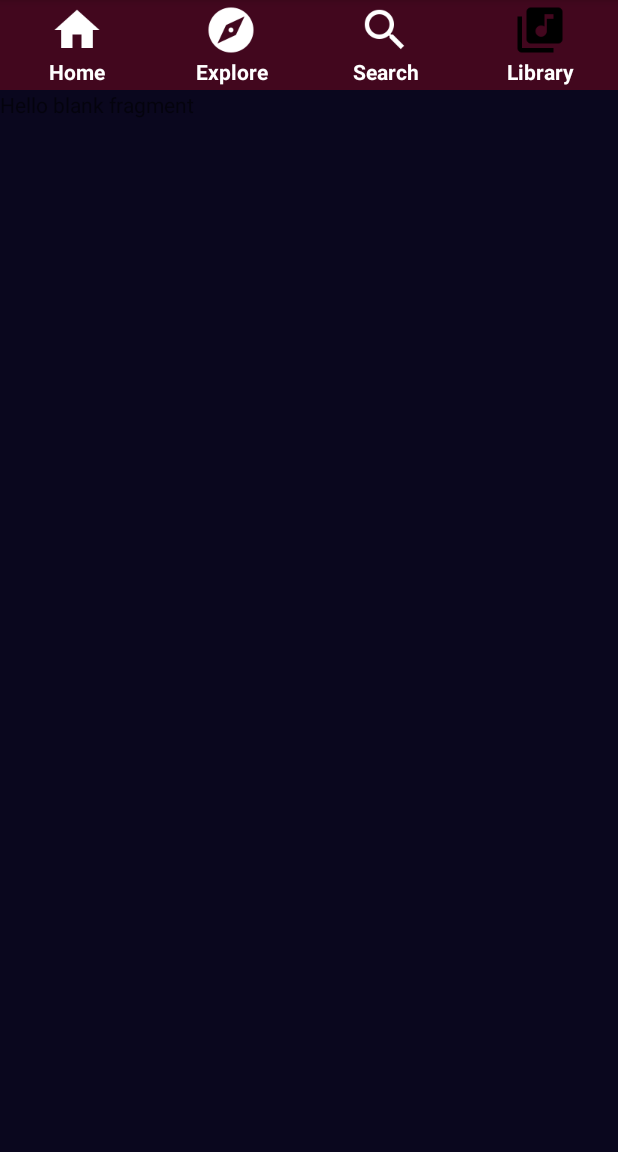
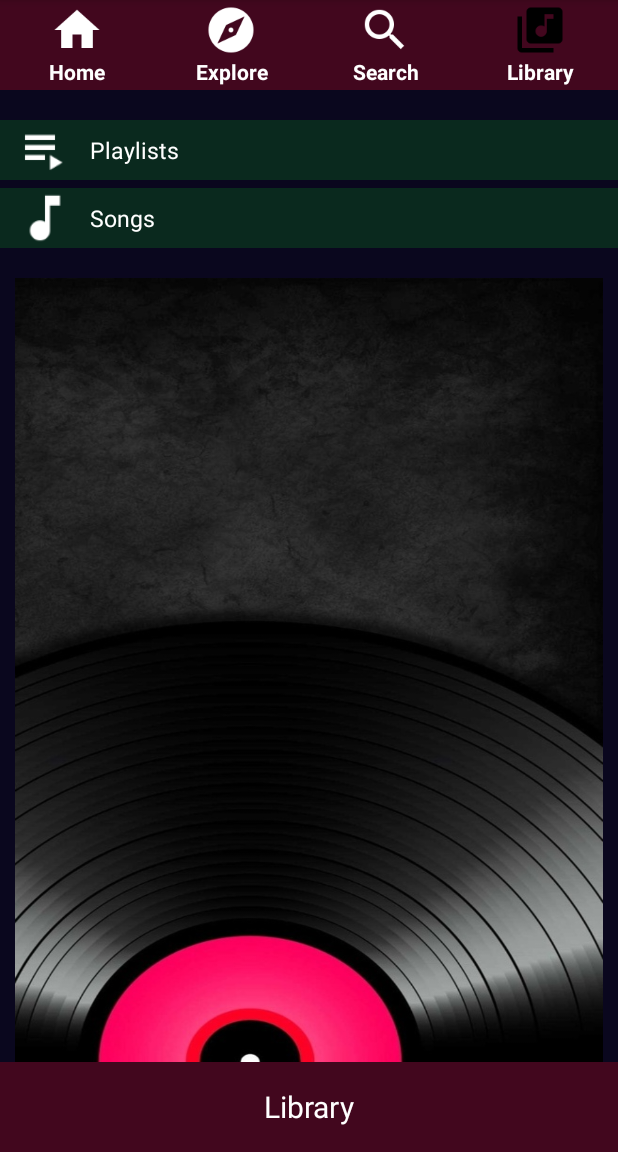
Before and after one commit to Kurosaki12a1/MusicAndroidProject, an Android app: the MainScreenActivity screen opened directly, with no data from a screen before it, tab 4 chosen, on a phone screen of 412 x 824 dp, the part 84-1236 px from its top. Run offline under Robolectric (Android 15) with nearby library versions, the phone set to English and light mode, and no system bars.

Commit message:
Add status bar and UI for Library fragment

```diff
--- a/MusicAndroid/app/src/main/java/com/bku/musicandroid/LibraryFragment.java
+++ b/MusicAndroid/app/src/main/java/com/bku/musicandroid/LibraryFragment.java
@@ -1,12 +1,17 @@
 package com.bku.musicandroid;
 
+import android.annotation.SuppressLint;
 import android.content.Context;
 import android.net.Uri;
 import android.os.Bundle;
+import android.support.annotation.Nullable;
 import android.support.v4.app.Fragment;
 import android.view.LayoutInflater;
+import android.view.MotionEvent;
 import android.view.View;
 import android.view.ViewGroup;
+import android.widget.ImageView;
+import android.widget.LinearLayout;
 import android.widget.TextView;
 
 /**
@@ -32,6 +37,13 @@ public class LibraryFragment extends Fragment {
     private String mParam2;
 
     private OnFragmentInteractionListener mListener;
+
+    private LinearLayout layoutPlaylists;
+    private LinearLayout layoutSongs;
+    private ImageView imgPlaylists;
+    private ImageView imgSongs;
+    private TextView txtPlaylists;
+    private TextView txtSongs;
 
     public LibraryFragment() {
         // Required empty public constructor
@@ -67,9 +79,7 @@ public class LibraryFragment extends Fragment {
     @Override
     public View onCreateView(LayoutInflater inflater, ViewGroup container,
                              Bundle savedInstanceState) {
-        TextView textView = new TextView(getActivity());
-        textView.setText(R.string.hello_blank_fragment);
-        return textView;
+        return inflater.inflate(R.layout.fragment_library, container, false);
     }
 
     // TODO: Rename method, update argument and hook method into UI event
@@ -96,6 +106,14 @@ public class LibraryFragment extends Fragment {
         mListener = null;
     }
 
+    @SuppressLint("ClickableViewAccessibility")
+    @Override
+    public void onViewCreated(View view, @Nullable Bundle savedInstanceState) {
+        bindViews();
+
+        super.onViewCreated(view, savedInstanceState);
+    }
+
     /**
      * This interface must be implemented by activities that contain this
      * fragment to allow an interaction in this fragment to be communicated
@@ -110,4 +128,19 @@ public class LibraryFragment extends Fragment {
         // TODO: Update argument type and name
         void onFragmentInteraction(Uri uri);
     }
+
+    /**
+     * Function: bindViews
+     * Created by: SonPhan 25/3/2018
+     * Purpose: Bind views to variables
+     * Description:
+     */
+    private void bindViews(){
+        layoutPlaylists = getView().findViewById(R.id.layoutPlaylists);
+        layoutSongs = getView().findViewById(R.id.layoutSongs);
+        imgPlaylists = getView().findViewById(R.id.imgPlaylists);
+        imgSongs = getView().findViewById(R.id.imgSongs);
+        txtPlaylists = getView().findViewById(R.id.txtPlaylists);
+        TextView txtSongs = getView().findViewById(R.id.txtSongs);
+    }
 }
--- a/MusicAndroid/app/src/main/java/com/bku/musicandroid/MainScreenActivity.java
+++ b/MusicAndroid/app/src/main/java/com/bku/musicandroid/MainScreenActivity.java
@@ -21,11 +21,15 @@ public class MainScreenActivity extends AppCompatActivity implements HomeFragmen
     MainFragmentPagerAdapter mainFragmentPagerAdapter;
     TabLayout tabLayout;
     TextView tabHome, tabExplore, tabSearch, tabLibrary;
+    TextView txtStatus;
     @RequiresApi(api = Build.VERSION_CODES.CUPCAKE)
     @Override
     protected void onCreate(Bundle savedInstanceState) {
         super.onCreate(savedInstanceState);
         setContentView(R.layout.activity_mainscreen);
+
+        //txtStatus = findViewById(R.id.txt);
+        txtStatus = findViewById(R.id.txtStatus);
         mainViewPager = findViewById(R.id.viewPager);
         mainFragmentPagerAdapter = new MainFragmentPagerAdapter(this, getSupportFragmentManager());
 
@@ -42,6 +46,8 @@ public class MainScreenActivity extends AppCompatActivity implements HomeFragmen
             public void onTabSelected(TabLayout.Tab tab) {
                 //Selected tab has black icon
                 setTabIcon(tab.getPosition(), true);
+                //Set status bar with the name of tab
+                txtStatus.setText(tab.getText());
             }
 
             @RequiresApi(api = Build.VERSION_CODES.CUPCAKE)
--- a/MusicAndroid/app/src/main/res/layout/activity_login.xml
+++ b/MusicAndroid/app/src/main/res/layout/activity_login.xml
@@ -60,9 +60,9 @@
         android:id="@+id/forgot_pass_txt"
         android:layout_width="wrap_content"
         android:layout_height="wrap_content"
+        android:layout_gravity="center"
         android:layout_marginTop="20dp"
         android:clickable="true"
-        android:layout_gravity="center"
         android:text="Quên mật khẩu?"
         android:textColor="@color/colorAccent" />
 
--- a/MusicAndroid/app/src/main/res/layout/activity_mainscreen.xml
+++ b/MusicAndroid/app/src/main/res/layout/activity_mainscreen.xml
@@ -1,5 +1,5 @@
 <?xml version="1.0" encoding="utf-8"?>
-<LinearLayout xmlns:android="http://schemas.android.com/apk/res/android"
+<RelativeLayout xmlns:android="http://schemas.android.com/apk/res/android"
     xmlns:app="http://schemas.android.com/apk/res-auto"
     android:layout_width="match_parent"
     android:layout_height="match_parent"
@@ -13,12 +13,44 @@
         app:tabTextColor="@color/colorWhite"
         app:tabIndicatorHeight="0dp"
         app:tabMode="fixed"
+        android:layout_alignParentStart="true"
         android:background="@color/colorTabBackground"/>
 
     <android.support.v4.view.ViewPager
         android:id="@+id/viewPager"
         android:layout_width="match_parent"
         android:layout_height="match_parent"
+        android:layout_below="@+id/slideTab"
+        android:layout_above="@+id/statusBar"
         android:background="@color/colorAppBackground" />
+    <LinearLayout
+        android:layout_width="match_parent"
+        android:id="@+id/statusBar"
+        android:layout_height="60dp"
+        android:layout_alignParentBottom="true"
+        android:orientation="horizontal"
+        android:background="@color/colorTabBackground"
+        android:weightSum="5">
+        <LinearLayout
+            android:layout_width="0dp"
+            android:layout_height="match_parent"
+            android:orientation="vertical"
+            android:layout_weight="1"></LinearLayout>
+        <TextView
+            android:layout_width="0dp"
+            android:id="@+id/txtStatus"
+            android:layout_height="match_parent"
+            android:layout_weight="3"
+            android:text="@string/home"
+            android:gravity="center"
+            android:textColor="@color/colorWhite"
+            android:textSize="20dp"/>
+        <LinearLayout
+            android:layout_width="0dp"
+            android:layout_height="match_parent"
+            android:orientation="vertical"
+            android:layout_weight="1"></LinearLayout>
 
-</LinearLayout>
+    </LinearLayout>
+
+</RelativeLayout>
--- /dev/null
+++ b/MusicAndroid/app/src/main/res/layout/fragment_library.xml
@@ -0,0 +1,60 @@
+<?xml version="1.0" encoding="utf-8"?>
+<LinearLayout xmlns:android="http://schemas.android.com/apk/res/android"
+    xmlns:app="http://schemas.android.com/apk/res-auto"
+    android:layout_width="match_parent"
+    android:layout_height="match_parent"
+    android:orientation="vertical"
+    >
+    <LinearLayout
+        android:layout_width="match_parent"
+        android:id="@+id/layoutPlaylists"
+        android:background="@color/colorChildBackground"
+        android:layout_height="40dp"
+        android:orientation="horizontal"
+        android:layout_marginTop="20dp"
+        android:clickable="true">
+        <ImageView
+            android:layout_width="60dp"
+            android:layout_height="match_parent"
+            android:id="@+id/imgPlaylists"
+            android:src="@mipmap/ic_playlist_play_white_36dp" />
+        <TextView
+            android:layout_width="match_parent"
+            android:layout_height="match_parent"
+            android:id="@+id/txtPlaylists"
+            android:text="@string/playlists"
+            android:textSize="15dp"
+            android:textColor="@color/colorWhite"
+            android:gravity="center_vertical"/>
+    </LinearLayout>
+
+    <LinearLayout
+        android:layout_width="match_parent"
+        android:id="@+id/layoutSongs"
+        android:layout_height="40dp"
+        android:background="@color/colorChildBackground"
+        android:orientation="horizontal"
+        android:layout_marginTop="5dp">
+        <ImageView
+            android:layout_width="60dp"
+            android:id="@+id/imgSongs"
+            android:layout_height="match_parent"
+            android:src="@mipmap/ic_music_note_white_36dp" />
+        <TextView
+            android:id="@+id/txtSongs"
+            android:layout_width="match_parent"
+            android:layout_height="match_parent"
+            android:text="@string/songs"
+            android:textSize="15dp"
+            android:textColor="@color/colorWhite"
+            android:gravity="center_vertical"/>
+    </LinearLayout>
+    <LinearLayout
+        android:layout_width="match_parent"
+        android:layout_height="match_parent"
+        android:background="@drawable/background2"
+        android:orientation="vertical"
+        android:layout_marginTop="20dp"
+        android:layout_marginLeft="10dp"
+        android:layout_marginRight="10dp"></LinearLayout>
+</LinearLayout>
--- a/MusicAndroid/app/src/main/res/values/colors.xml
+++ b/MusicAndroid/app/src/main/res/values/colors.xml
@@ -6,4 +6,6 @@
     <color name="colorAppBackground">#0A071E</color>
     <color name="colorTabBackground">#42071E</color>
     <color name="colorWhite">#FFFFFF</color>
+    <color name="colorBlack">#000000</color>
+    <color name="colorChildBackground">#0A291E</color>
 </resources>
--- a/MusicAndroid/app/src/main/res/values/strings.xml
+++ b/MusicAndroid/app/src/main/res/values/strings.xml
@@ -3,4 +3,7 @@
 
     <!-- TODO: Remove or change this placeholder text -->
     <string name="hello_blank_fragment">Hello blank fragment</string>
+    <string name="home">Home</string>
+    <string name="playlists">Playlists</string>
+    <string name="songs">Songs</string>
 </resources>
```
Also changed, not shown: MusicAndroid/app/src/main/res/mipmap-xhdpi/ic_music_note_black_36dp.png (added), MusicAndroid/app/src/main/res/mipmap-xhdpi/ic_music_note_white_36dp.png (added), MusicAndroid/app/src/main/res/mipmap-xhdpi/ic_playlist_play_black_36dp.png (added), MusicAndroid/app/src/main/res/mipmap-xhdpi/ic_playlist_play_white_36dp.png (added).
